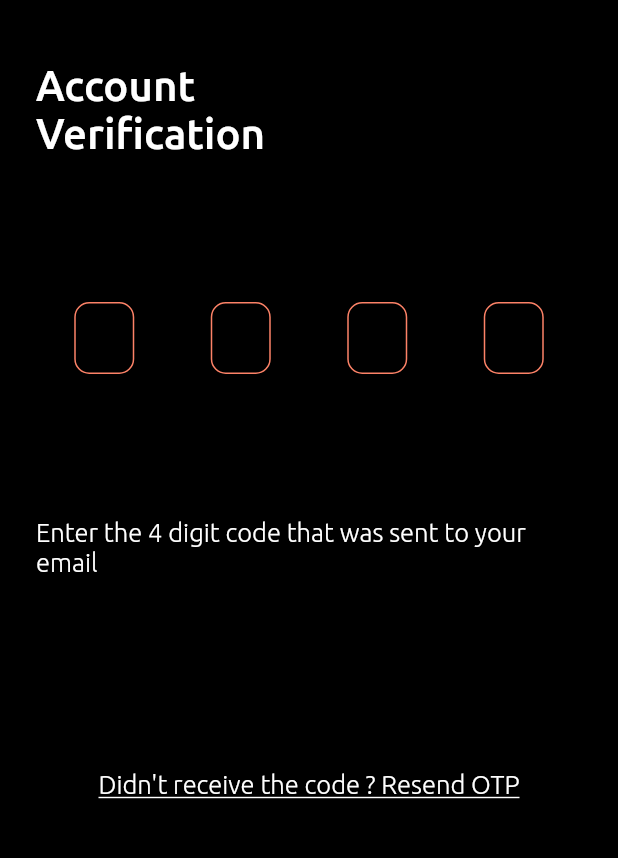
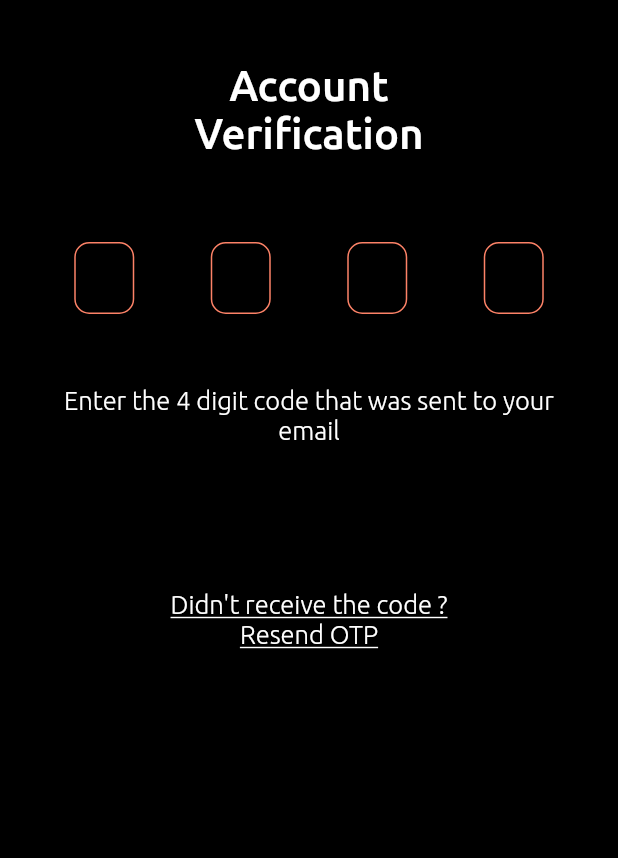
Before and after one commit to Arch-Unique/triviago, a Flutter app: the VerifyCodeScreen screen opened directly, on a phone screen of 412 x 824 dp, the part 70-928 px from its top. Run offline on Flutter 3.47's test engine with Material 2 defaults, Android fonts, the phone set to English and light mode, and no system bars; drawn by our look-alikes of otp_text_field; our stand-ins replace flutter_svg, get, get_storage, iconly; accounts and stored records are empty.

Commit message:
initial commitjl

```diff
--- a/lib/src/features/home/models/message.dart
+++ b/lib/src/features/home/models/message.dart
@@ -1,9 +1,13 @@
+import 'package:flutter/material.dart';
+
 class Messages {
   String owner;
   String? desc;
+  Color color;
   DateTime time;
 
   bool get isSentByMe => owner == "Me"; //if owner == current user
 
-  Messages(this.time, {this.owner = "Me", this.desc});
+  Messages(this.time,
+      {this.owner = "Me", this.desc, this.color = Colors.white});
 }
--- a/lib/src/features/registration/views/verify_code_screen.dart
+++ b/lib/src/features/registration/views/verify_code_screen.dart
@@ -37,10 +37,11 @@ class _VerifyCodeScreenState extends State<VerifyCodeScreen>
                 Column(mainAxisAlignment: MainAxisAlignment.center, children: [
               Ui.boxHeight(8),
               Align(
-                alignment: Alignment.centerLeft,
-                child: AppText.medium("Account \nVerification", fontSize: 28),
+                alignment: Alignment.center,
+                child: AppText.medium("Account \nVerification",
+                    fontSize: 28, alignment: TextAlign.center),
               ),
-              Ui.boxHeight(96),
+              Ui.boxHeight(56),
               OTPTextField(
                 length: 4,
                 controller: controller.otpController,
@@ -81,17 +82,19 @@ class _VerifyCodeScreenState extends State<VerifyCodeScreen>
                     isVerifying = false;
                   });
                   // if (c) {
-                  Get.to(widget.nextScreen ?? HomeScreen());
+                  Get.offAll(widget.nextScreen ?? HomeScreen());
                   // }
                 },
               ),
-              Ui.boxHeight(96),
-              AppText.thin(
-                  "Enter the 4 digit code that was sent to your email"),
+              Ui.boxHeight(48),
+              AppText.thin("Enter the 4 digit code that was sent to your email",
+                  alignment: TextAlign.center),
               Ui.boxHeight(32),
               isVerifying ? buildProgress() : const SizedBox(),
-              Ui.boxHeight(96),
-              GestureDetector(
+              Ui.boxHeight(48),
+              Container(
+                padding: const EdgeInsets.all(16.0),
+                child: InkWell(
                   onTap: () async {
                     controller.otpController.clear();
                     // final c = await HttpService.sendotp(widget.email);
@@ -113,13 +116,15 @@ class _VerifyCodeScreenState extends State<VerifyCodeScreen>
                     //   );
                     // }
                   },
-                child: const Text(
-                  "Didn't receive the code ? Resend OTP",
+                  child: Text(
+                    "Didn't receive the code ? \nResend OTP",
+                    textAlign: TextAlign.center,
                     style: TextStyle(
                         fontSize: 17,
                         fontWeight: FontWeight.w300,
                         decoration: TextDecoration.underline,
                         color: Colors.white),
+                  ),
                 ),
               ),
             ]),
--- a/lib/src/features/splashscreen/loading_splash_screen.dart
+++ b/lib/src/features/splashscreen/loading_splash_screen.dart
@@ -38,7 +38,7 @@ class _LoadingSplashScreenState extends State<LoadingSplashScreen> {
         } else {
           hscreen = LoginScreen();
         }
-        Get.to(hscreen);
+        Get.offAll(hscreen);
       }
     });
   }
--- a/lib/src/global/ui/widgets/fields/custom_textfield.dart
+++ b/lib/src/global/ui/widgets/fields/custom_textfield.dart
@@ -72,9 +72,7 @@ class CustomTextField extends StatelessWidget {
                 // } else
 
                 if (hint == "Username") {
-                  if (s.contains(RegExp(r'[^\w.]'))) {
-                    a = 0;
-                  } else if (s.length >= 3) {
+                  if (s.length >= 3) {
                     a = 2;
                     // if (s != CurrentUser().rawUsername) {
                     //   setState(() {
```
Also changed, not shown: lib/src/features/home/controllers/message_controller.dart (+13 -0 lines), lib/src/features/home/views/home_page.dart (+33 -9 lines), lib/src/features/home/views/widgets/chatbox.dart (+14 -8 lines), lib/src/features/registration/views/login_screen.dart (+38 -4 lines), lib/src/global/ui/functions/ui_functions.dart (+6 -3 lines). Lines whose indentation alone changed are shown as unchanged.
